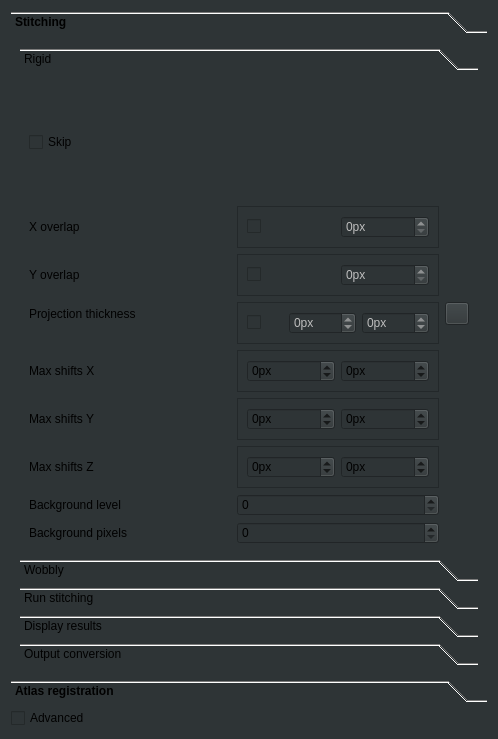
Old version of the form ClearMap/gui/creator/alignment_tab.ui in the repository ClearAnatomics/ClearMap.
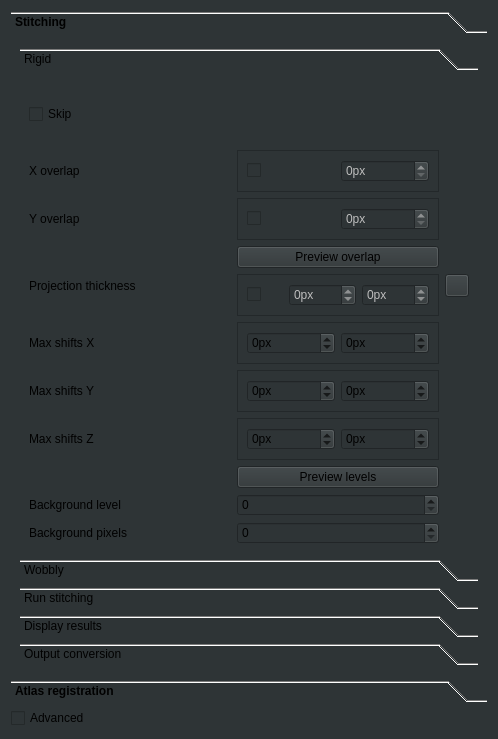
New version of the form. The open tabs and pages were chosen to show the change. Icons and pictures are not drawn.

Commit message: Adds preview of stitching overlap

```diff
--- a/ClearMap/gui/creator/alignment_tab.ui
+++ b/ClearMap/gui/creator/alignment_tab.ui
@@ -51,7 +51,7 @@
          <item>
           <widget class="QToolBox" name="toolBox_2">
            <property name="currentIndex">
-            <number>2</number>
+            <number>0</number>
            </property>
            <widget class="QWidget" name="page_3">
             <property name="geometry">
@@ -73,71 +73,13 @@
                </property>
               </widget>
              </item>
-             <item row="0" column="1" colspan="2">
-              <spacer name="verticalSpacer">
-               <property name="orientation">
-                <enum>Qt::Vertical</enum>
-               </property>
-               <property name="sizeHint" stdset="0">
-                <size>
-                 <width>20</width>
-                 <height>40</height>
-                </size>
-               </property>
-              </spacer>
-             </item>
-             <item row="1" column="0">
-              <widget class="QLabel" name="label">
+             <item row="8" column="0">
+              <widget class="QLabel" name="label_6">
                <property name="toolTip">
-                <string>Expected overlap between tiles along X dimension (in pixels)</string>
+                <string>Maximum number of pixels to shift in either direction along that axis to compute the alignment (correlograms).</string>
                </property>
                <property name="text">
-                <string>X overlap</string>
-               </property>
-              </widget>
-             </item>
-             <item row="1" column="1">
-              <widget class="QFrame" name="xOverlapSinglet">
-               <property name="frameShape">
-                <enum>QFrame::StyledPanel</enum>
-               </property>
-               <property name="frameShadow">
-                <enum>QFrame::Raised</enum>
-               </property>
-               <property name="disabledValue" stdset="0">
-                <string>'auto'</string>
-               </property>
-               <layout class="QHBoxLayout" name="horizontalLayout_2">
-                <item>
-                 <widget class="QCheckBox" name="checkBox_8">
-                  <property name="text">
-                   <string/>
-                  </property>
-                 </widget>
-                </item>
-                <item>
-                 <widget class="QSpinBox" name="spinBox_23">
-                  <property name="enabled">
-                   <bool>false</bool>
-                  </property>
-                  <property name="suffix">
-                   <string>px</string>
-                  </property>
-                  <property name="maximum">
-                   <number>1024</number>
-                  </property>
-                 </widget>
-                </item>
-               </layout>
-              </widget>
-             </item>
-             <item row="2" column="0">
-              <widget class="QLabel" name="label_2">
-               <property name="toolTip">
-                <string>Expected overlap between tiles along Y dimension (in pixels)</string>
-               </property>
-               <property name="text">
-                <string>Y overlap</string>
+                <string>Max shifts Z</string>
                </property>
               </widget>
              </item>
@@ -176,7 +118,62 @@
                </layout>
               </widget>
              </item>
-             <item row="3" column="0">
+             <item row="1" column="0">
+              <widget class="QLabel" name="label">
+               <property name="toolTip">
+                <string>Expected overlap between tiles along X dimension (in pixels)</string>
+               </property>
+               <property name="text">
+                <string>X overlap</string>
+               </property>
+              </widget>
+             </item>
+             <item row="8" column="1">
+              <widget class="QFrame" name="rigidMaxShiftsZDoublet">
+               <property name="frameShape">
+                <enum>QFrame::StyledPanel</enum>
+               </property>
+               <property name="frameShadow">
+                <enum>QFrame::Raised</enum>
+               </property>
+               <layout class="QHBoxLayout" name="horizontalLayout_8">
+                <item>
+                 <widget class="QSpinBox" name="spinBox_12">
+                  <property name="suffix">
+                   <string>px</string>
+                  </property>
+                  <property name="minimum">
+                   <number>-1024</number>
+                  </property>
+                  <property name="maximum">
+                   <number>1024</number>
+                  </property>
+                 </widget>
+                </item>
+                <item>
+                 <widget class="QSpinBox" name="spinBox_13">
+                  <property name="suffix">
+                   <string>px</string>
+                  </property>
+                  <property name="minimum">
+                   <number>-1024</number>
+                  </property>
+                  <property name="maximum">
+                   <number>1024</number>
+                  </property>
+                 </widget>
+                </item>
+               </layout>
+              </widget>
+             </item>
+             <item row="10" column="1">
+              <widget class="QSpinBox" name="rigidBackgroundLevel">
+               <property name="maximum">
+                <number>65535</number>
+               </property>
+              </widget>
+             </item>
+             <item row="4" column="0">
               <widget class="QLabel" name="rigidProjectionThicknessLbl">
                <property name="toolTip">
                 <string>&lt;html&gt;&lt;head/&gt;&lt;body&gt;&lt;p&gt;Number of planes to average to compute&lt;/p&gt;&lt;p&gt;the optimum overlap along X and Y dimensions&lt;/p&gt;&lt;/body&gt;&lt;/html&gt;</string>
@@ -189,7 +186,96 @@
                </property>
               </widget>
              </item>
-             <item row="3" column="1" rowspan="2">
+             <item row="3" column="1">
+              <widget class="QPushButton" name="previewStitchingPushButton">
+               <property name="text">
+                <string>Preview overlap</string>
+               </property>
+              </widget>
+             </item>
+             <item row="2" column="0">
+              <widget class="QLabel" name="label_2">
+               <property name="toolTip">
+                <string>Expected overlap between tiles along Y dimension (in pixels)</string>
+               </property>
+               <property name="text">
+                <string>Y overlap</string>
+               </property>
+              </widget>
+             </item>
+             <item row="4" column="2">
+              <widget class="QToolButton" name="rigidProjectionThicknessLblInfoToolButton">
+               <property name="text">
+                <string/>
+               </property>
+               <property name="icon">
+                <iconset resource="icons.qrc">
+                 <normaloff>:/icons/icons/info.svg</normaloff>:/icons/icons/info.svg</iconset>
+               </property>
+              </widget>
+             </item>
+             <item row="7" column="0">
+              <widget class="QLabel" name="label_5">
+               <property name="toolTip">
+                <string>Maximum number of pixels to shift in either direction along that axis to compute the alignment (correlograms).</string>
+               </property>
+               <property name="text">
+                <string>Max shifts Y</string>
+               </property>
+              </widget>
+             </item>
+             <item row="0" column="1" colspan="2">
+              <spacer name="verticalSpacer">
+               <property name="orientation">
+                <enum>Qt::Vertical</enum>
+               </property>
+               <property name="sizeHint" stdset="0">
+                <size>
+                 <width>20</width>
+                 <height>40</height>
+                </size>
+               </property>
+              </spacer>
+             </item>
+             <item row="6" column="1">
+              <widget class="QFrame" name="rigidMaxShiftsXDoublet">
+               <property name="frameShape">
+                <enum>QFrame::StyledPanel</enum>
+               </property>
+               <property name="frameShadow">
+                <enum>QFrame::Raised</enum>
+               </property>
+               <layout class="QHBoxLayout" name="horizontalLayout_9">
+                <item>
+                 <widget class="QSpinBox" name="spinBox_8">
+                  <property name="suffix">
+                   <string>px</string>
+                  </property>
+                  <property name="minimum">
+                   <number>-1024</number>
+                  </property>
+                  <property name="maximum">
+                   <number>1024</number>
+                  </property>
+                 </widget>
+                </item>
+                <item>
+                 <widget class="QSpinBox" name="spinBox_9">
+                  <property name="suffix">
+                   <string>px</string>
+                  </property>
+                  <property name="minimum">
+                   <number>-1024</number>
+                  </property>
+                  <property name="maximum">
+                   <number>1024</number>
+                  </property>
+                 </widget>
+                </item>
+               </layout>
+              </widget>
+             </item>
+             <item row="4" column="1" rowspan="2">
               <widget class="QFrame" name="projectionThicknessDoublet">
                <property name="frameShape">
                 <enum>QFrame::StyledPanel</enum>
@@ -243,7 +329,42 @@
                </layout>
               </widget>
              </item>
-             <item row="5" column="0">
+             <item row="1" column="1">
+              <widget class="QFrame" name="xOverlapSinglet">
+               <property name="frameShape">
+                <enum>QFrame::StyledPanel</enum>
+               </property>
+               <property name="frameShadow">
+                <enum>QFrame::Raised</enum>
+               </property>
+               <property name="disabledValue" stdset="0">
+                <string>'auto'</string>
+               </property>
+               <layout class="QHBoxLayout" name="horizontalLayout_2">
+                <item>
+                 <widget class="QCheckBox" name="checkBox_8">
+                  <property name="text">
+                   <string/>
+                  </property>
+                 </widget>
+                </item>
+                <item>
+                 <widget class="QSpinBox" name="spinBox_23">
+                  <property name="enabled">
+                   <bool>false</bool>
+                  </property>
+                  <property name="suffix">
+                   <string>px</string>
+                  </property>
+                  <property name="maximum">
+                   <number>1024</number>
+                  </property>
+                 </widget>
+                </item>
+               </layout>
+              </widget>
+             </item>
+             <item row="6" column="0">
               <widget class="QLabel" name="label_4">
                <property name="toolTip">
                 <string>Maximum number of pixels to shift in either direction along that axis to compute the alignment (correlograms).</string>
@@ -253,55 +374,7 @@
                </property>
               </widget>
              </item>
-             <item row="5" column="1">
-              <widget class="QFrame" name="rigidMaxShiftsXDoublet">
-               <property name="frameShape">
-                <enum>QFrame::StyledPanel</enum>
-               </property>
-               <property name="frameShadow">
-                <enum>QFrame::Raised</enum>
-               </property>
-               <layout class="QHBoxLayout" name="horizontalLayout_9">
-                <item>
-                 <widget class="QSpinBox" name="spinBox_8">
-                  <property name="suffix">
-                   <string>px</string>
-                  </property>
-                  <property name="minimum">
-                   <number>-1024</number>
-                  </property>
-                  <property name="maximum">
-                   <number>1024</number>
-                  </property>
-                 </widget>
-                </item>
-                <item>
-                 <widget class="QSpinBox" name="spinBox_9">
-                  <property name="suffix">
-                   <string>px</string>
-                  </property>
-                  <property name="minimum">
-                   <number>-1024</number>
-                  </property>
-                  <property name="maximum">
-                   <number>1024</number>
-                  </property>
-                 </widget>
-                </item>
-               </layout>
-              </widget>
-             </item>
-             <item row="6" column="0">
-              <widget class="QLabel" name="label_5">
-               <property name="toolTip">
-                <string>Maximum number of pixels to shift in either direction along that axis to compute the alignment (correlograms).</string>
-               </property>
-               <property name="text">
-                <string>Max shifts Y</string>
-               </property>
-              </widget>
-             </item>
-             <item row="6" column="1">
+             <item row="7" column="1">
               <widget class="QFrame" name="rigidMaxShiftsYDoublet">
                <property name="frameShape">
                 <enum>QFrame::StyledPanel</enum>
@@ -339,72 +412,7 @@
                </layout>
               </widget>
              </item>
-             <item row="7" column="0">
-              <widget class="QLabel" name="label_6">
-               <property name="toolTip">
-                <string>Maximum number of pixels to shift in either direction along that axis to compute the alignment (correlograms).</string>
-               </property>
-               <property name="text">
-                <string>Max shifts Z</string>
-               </property>
-              </widget>
-             </item>
-             <item row="7" column="1">
-              <widget class="QFrame" name="rigidMaxShiftsZDoublet">
-               <property name="frameShape">
-                <enum>QFrame::StyledPanel</enum>
-               </property>
-               <property name="frameShadow">
-                <enum>QFrame::Raised</enum>
-               </property>
-               <layout class="QHBoxLayout" name="horizontalLayout_8">
-                <item>
-                 <widget class="QSpinBox" name="spinBox_12">
-                  <property name="suffix">
-                   <string>px</string>
-                  </property>
-                  <property name="minimum">
-                   <number>-1024</number>
-                  </property>
-                  <property name="maximum">
-                   <number>1024</number>
-                  </property>
-                 </widget>
-                </item>
-                <item>
-                 <widget class="QSpinBox" name="spinBox_13">
-                  <property name="suffix">
-                   <string>px</string>
-                  </property>
-                  <property name="minimum">
-                   <number>-1024</number>
-                  </property>
-                  <property name="maximum">
-                   <number>1024</number>
-                  </property>
-                 </widget>
-                </item>
-               </layout>
-              </widget>
-             </item>
-             <item row="8" column="0">
-              <widget class="QLabel" name="label_7">
-               <property name="toolTip">
-                <string>Ignore pixels below this value for stitching</string>
-               </property>
-               <property name="text">
-                <string>Background level</string>
-               </property>
-              </widget>
-             </item>
-             <item row="8" column="1">
-              <widget class="QSpinBox" name="rigidBackgroundLevel">
-               <property name="maximum">
-                <number>65535</number>
-               </property>
-              </widget>
-             </item>
-             <item row="9" column="0">
+             <item row="11" column="0">
               <widget class="QLabel" name="label_8">
                <property name="toolTip">
                 <string>Number of pixels that have to be above background to be considered</string>
@@ -414,21 +422,27 @@
                </property>
               </widget>
              </item>
-             <item row="9" column="1">
+             <item row="11" column="1">
               <widget class="QSpinBox" name="rigidBackgroundPixels">
                <property name="maximum">
                 <number>1000000</number>
                </property>
               </widget>
              </item>
-             <item row="3" column="2">
-              <widget class="QToolButton" name="rigidProjectionThicknessLblInfoToolButton">
+             <item row="10" column="0">
+              <widget class="QLabel" name="label_7">
+               <property name="toolTip">
+                <string>Ignore pixels below this value for stitching</string>
+               </property>
                <property name="text">
-                <string/>
+                <string>Background level</string>
                </property>
-               <property name="icon">
-                <iconset resource="icons.qrc">
-                 <normaloff>:/icons/icons/info.svg</normaloff>:/icons/icons/info.svg</iconset>
+              </widget>
+             </item>
+             <item row="9" column="1">
+              <widget class="QPushButton" name="stitchingPreviewLevelsPushButton">
+               <property name="text">
+                <string>Preview levels</string>
                </property>
               </widget>
              </item>
@@ -1165,8 +1179,8 @@
              <rect>
               <x>0</x>
               <y>0</y>
-              <width>460</width>
-              <height>523</height>
+              <width>228</width>
+              <height>138</height>
              </rect>
             </property>
             <attribute name="label">
@@ -1256,8 +1270,8 @@
              <rect>
               <x>0</x>
               <y>0</y>
-              <width>460</width>
-              <height>523</height>
+              <width>268</width>
+              <height>162</height>
              </rect>
             </property>
             <attribute name="label">
```
The commit also changes 2 other files.
